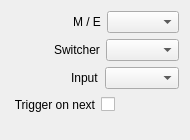
CasparCG/client, file src/Widgets/Inspector/Atem/InspectorAtemInputWidget.ui: the form before one commit.
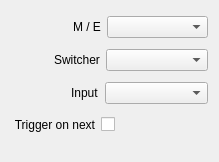
The form after the commit.

```diff
--- a/src/Widgets/Inspector/Atem/InspectorAtemInputWidget.ui
+++ b/src/Widgets/Inspector/Atem/InspectorAtemInputWidget.ui
@@ -6,8 +6,8 @@
    <rect>
     <x>0</x>
     <y>0</y>
-    <width>187</width>
-    <height>140</height>
+    <width>219</width>
+    <height>162</height>
    </rect>
   </property>
   <property name="sizePolicy">
```
Left out of the diff: 29 changed lines with no effect on the pictures.
